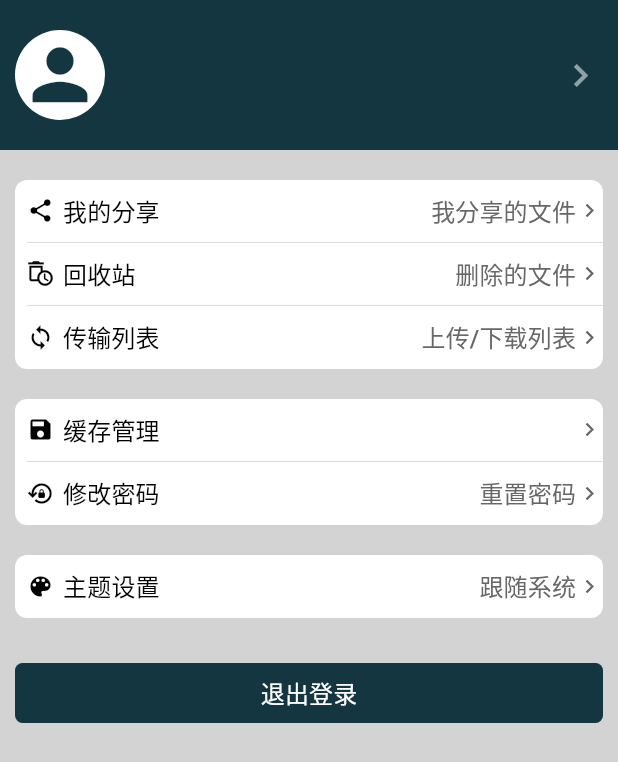
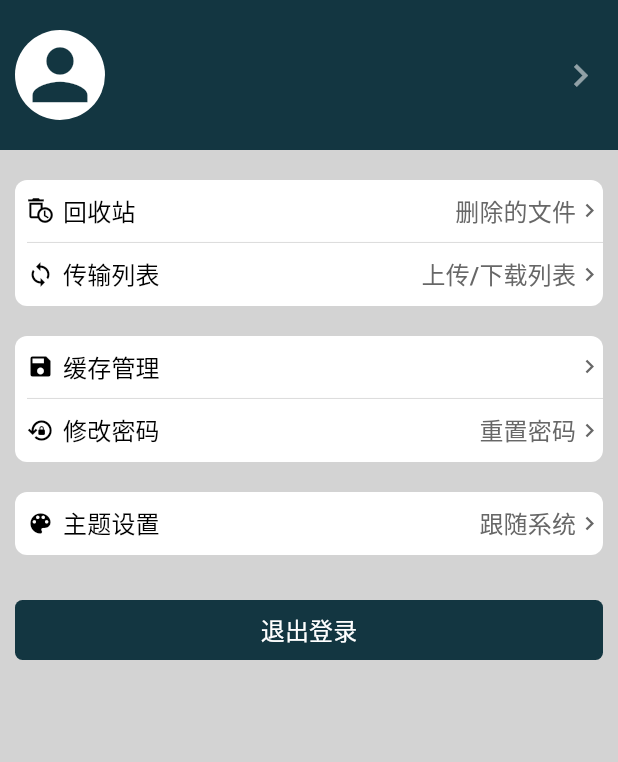
Before and after one commit to DAIRO-HY/DairoDfsApp, a Flutter app: the MinePage screen opened directly, on a phone screen of 412 x 824 dp. Shown: the top 762 px of the screen. Run offline on Flutter 3.47's test engine with Material 3 defaults, Android fonts, the light colour scheme and no system bars; our stand-ins replace adaptive_dialog, cached_network_image, device_info_plus, file, file_picker, flutter_cache_manager and 9 more; missing offline and left inert: flutter_picker_plus, sqlite3, video_player_win; accounts and stored records are empty; statements that could not run were skipped.

Commit message:
分享页面未完成，先将其隐藏

```diff
--- a/lib/page/mine/MinePage.dart
+++ b/lib/page/mine/MinePage.dart
@@ -60,9 +60,9 @@ class _MinePageState extends State<MinePage> {
                       child: Column(
                         children: [
                           ItemGroup(children: [
-                            ItemButton("我的分享", tip: "我分享的文件", icon: Icons.share, onPressed: () {
-                              context.toPage(ListViewPage());
-                            }),
+                            // ItemButton("我的分享", tip: "我分享的文件", icon: Icons.share, onPressed: () {
+                            //   context.toPage(ListViewPage());
+                            // }),
                             ItemButton(
                               "回收站",
                               tip: "删除的文件",
```
